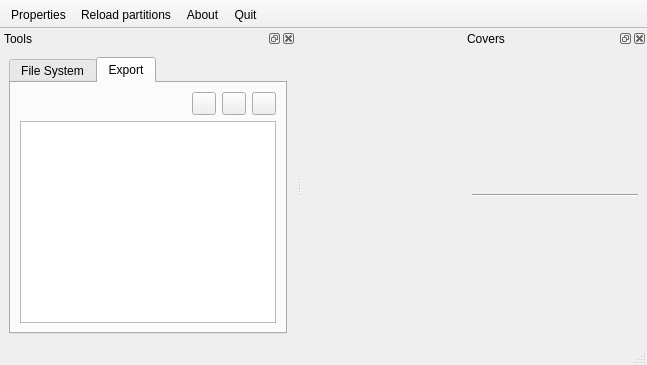
This is qwbfs/src/UIMain.ui in amestica/qwbfs as Qt 5 draws it before an edit. The edited form follows.
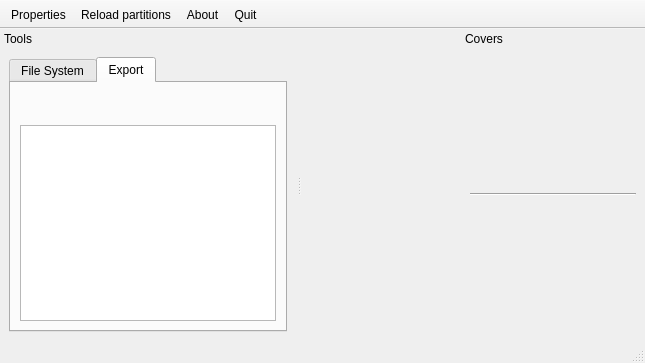
This is the edited form. The open tabs and pages were chosen to show the change. Icons and pictures are not drawn. Custom widgets are drawn as their Qt base class.

Commit message: Fix a bug in disc renaming process. Update all toolbuttons to be auto raised with icon size of 20x20. Update icons.

The edit to the form file:
```diff
--- a/qwbfs/src/UIMain.ui
+++ b/qwbfs/src/UIMain.ui
@@ -6,8 +6,8 @@
    <rect>
     <x>0</x>
     <y>0</y>
-    <width>647</width>
-    <height>365</height>
+    <width>645</width>
+    <height>363</height>
    </rect>
   </property>
   <property name="windowTitle">
@@ -15,10 +15,16 @@
   </property>
   <property name="iconSize">
    <size>
-    <width>24</width>
-    <height>24</height>
+    <width>36</width>
+    <height>36</height>
    </size>
   </property>
+  <property name="toolButtonStyle">
+   <enum>Qt::ToolButtonTextUnderIcon</enum>
+  </property>
+  <property name="dockNestingEnabled">
+   <bool>true</bool>
+  </property>
   <property name="unifiedTitleAndToolBarOnMac">
    <bool>true</bool>
   </property>
@@ -35,6 +41,12 @@
    </layout>
   </widget>
   <widget class="QDockWidget" name="dwTools">
+   <property name="features">
+    <set>QDockWidget::DockWidgetMovable</set>
+   </property>
+   <property name="allowedAreas">
+    <set>Qt::LeftDockWidgetArea|Qt::RightDockWidgetArea</set>
+   </property>
    <property name="windowTitle">
     <string>Tools</string>
    </property>
@@ -48,8 +60,11 @@
        <property name="currentIndex">
         <number>0</number>
        </property>
-       <property name="movable">
-        <bool>true</bool>
+       <property name="iconSize">
+        <size>
+         <width>20</width>
+         <height>20</height>
+        </size>
        </property>
        <widget class="QWidget" name="wFS">
         <attribute name="icon">
@@ -139,7 +154,16 @@
              </property>
              <property name="icon">
               <iconset resource="../resources/resources.qrc">
-               <normaloff>:/icons/edit-clear-list.png</normaloff>:/icons/edit-clear-list.png</iconset>
+               <normaloff>:/icons/256/clear.png</normaloff>:/icons/256/clear.png</iconset>
+             </property>
+             <property name="iconSize">
+              <size>
+               <width>20</width>
+               <height>20</height>
+              </size>
+             </property>
+             <property name="autoRaise">
+              <bool>true</bool>
              </property>
             </widget>
            </item>
@@ -150,7 +174,16 @@
              </property>
              <property name="icon">
               <iconset resource="../resources/resources.qrc">
-               <normaloff>:/icons/list-remove.png</normaloff>:/icons/list-remove.png</iconset>
+               <normaloff>:/icons/256/remove.png</normaloff>:/icons/256/remove.png</iconset>
+             </property>
+             <property name="iconSize">
+              <size>
+               <width>20</width>
+               <height>20</height>
+              </size>
+             </property>
+             <property name="autoRaise">
+              <bool>true</bool>
              </property>
             </widget>
            </item>
@@ -161,7 +194,16 @@
              </property>
              <property name="icon">
               <iconset resource="../resources/resources.qrc">
-               <normaloff>:/icons/document-export.png</normaloff>:/icons/document-export.png</iconset>
+               <normaloff>:/icons/256/export.png</normaloff>:/icons/256/export.png</iconset>
+             </property>
+             <property name="iconSize">
+              <size>
+               <width>20</width>
+               <height>20</height>
+              </size>
+             </property>
+             <property name="autoRaise">
+              <bool>true</bool>
              </property>
             </widget>
            </item>
@@ -207,9 +249,6 @@
    <property name="movable">
     <bool>false</bool>
    </property>
-   <property name="toolButtonStyle">
-    <enum>Qt::ToolButtonTextUnderIcon</enum>
-   </property>
    <property name="floatable">
     <bool>false</bool>
    </property>
@@ -234,9 +273,15 @@
    <property name="maximumSize">
     <size>
      <width>184</width>
-     <height>16777215</height>
+     <height>524287</height>
     </size>
    </property>
+   <property name="features">
+    <set>QDockWidget::DockWidgetMovable</set>
+   </property>
+   <property name="allowedAreas">
+    <set>Qt::LeftDockWidgetArea|Qt::RightDockWidgetArea</set>
+   </property>
    <property name="windowTitle">
     <string>Covers</string>
    </property>
```
Left out of the diff: 26 changed lines with no effect on the pictures. The commit also changes 42 other files.
